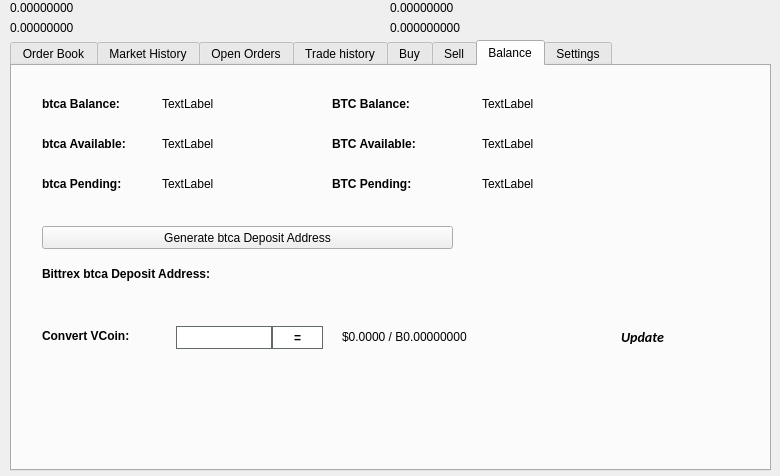
bitcoinrub/btcr, file src/qt/forms/tradingdialog.ui: the form before one commit.
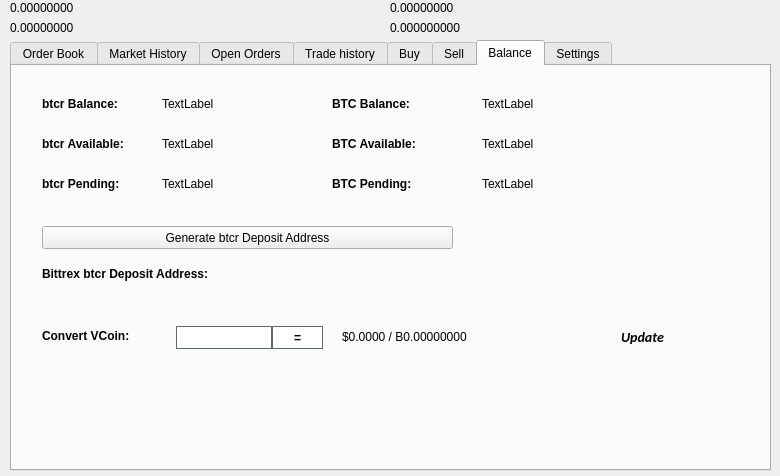
The form after the commit. The open tabs and pages were chosen to show the change. Icons and pictures are not drawn.

Patch:
```diff
--- a/src/qt/forms/tradingdialog.ui
+++ b/src/qt/forms/tradingdialog.ui
@@ -2762,7 +2762,7 @@
       </font>
      </property>
      <property name="text">
-      <string>btca Balance:</string>
+      <string>btcr Balance:</string>
      </property>
     </widget>
     <widget class="QLabel" name="label_12">
@@ -2813,7 +2813,7 @@
       </font>
      </property>
      <property name="text">
-      <string>btca Available:</string>
+      <string>btcr Available:</string>
      </property>
     </widget>
     <widget class="QLabel" name="label_14">
@@ -2832,7 +2832,7 @@
       </font>
      </property>
      <property name="text">
-      <string>btca Pending:</string>
+      <string>btcr Pending:</string>
      </property>
     </widget>
     <widget class="QLabel" name="btcaPendingLabel">
@@ -2928,7 +2928,7 @@
       </font>
      </property>
      <property name="text">
-      <string>Bittrex btca Deposit Address:</string>
+      <string>Bittrex btcr Deposit Address:</string>
      </property>
     </widget>
     <widget class="QPushButton" name="GenDepositBTN">
@@ -2941,7 +2941,7 @@
       </rect>
      </property>
      <property name="text">
-      <string>Generate btca Deposit Address</string>
+      <string>Generate btcr Deposit Address</string>
      </property>
      <property name="icon">
       <iconset resource="../btca.qrc">
```
Left out of the diff: 46 changed lines with no effect on the pictures.
